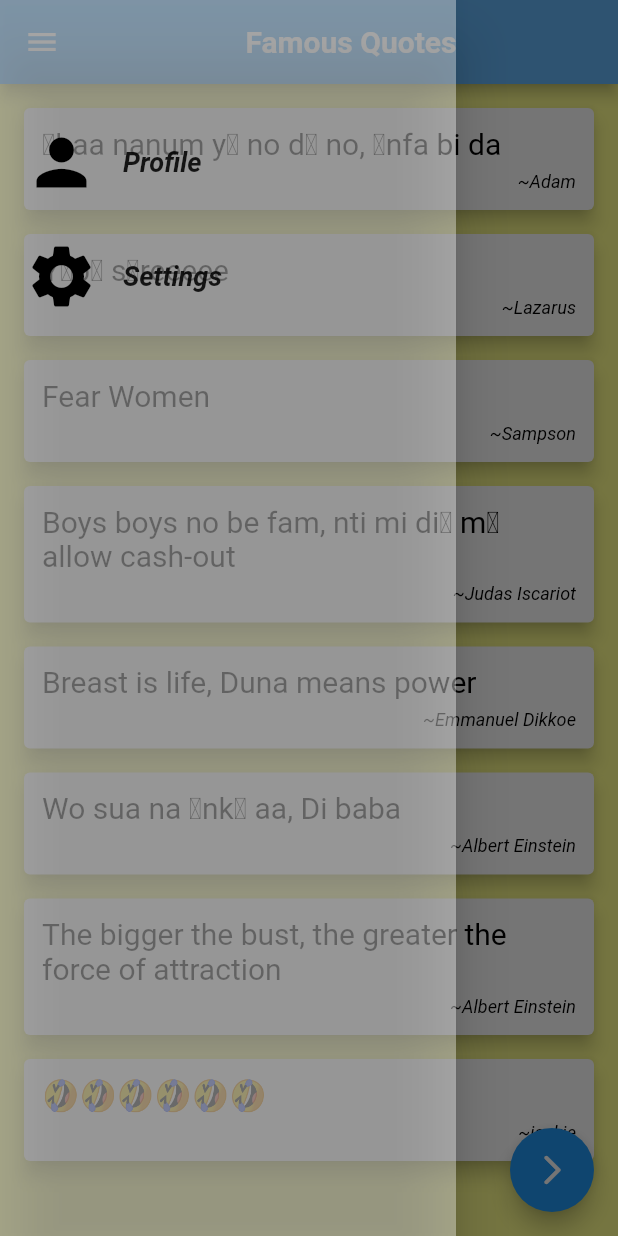
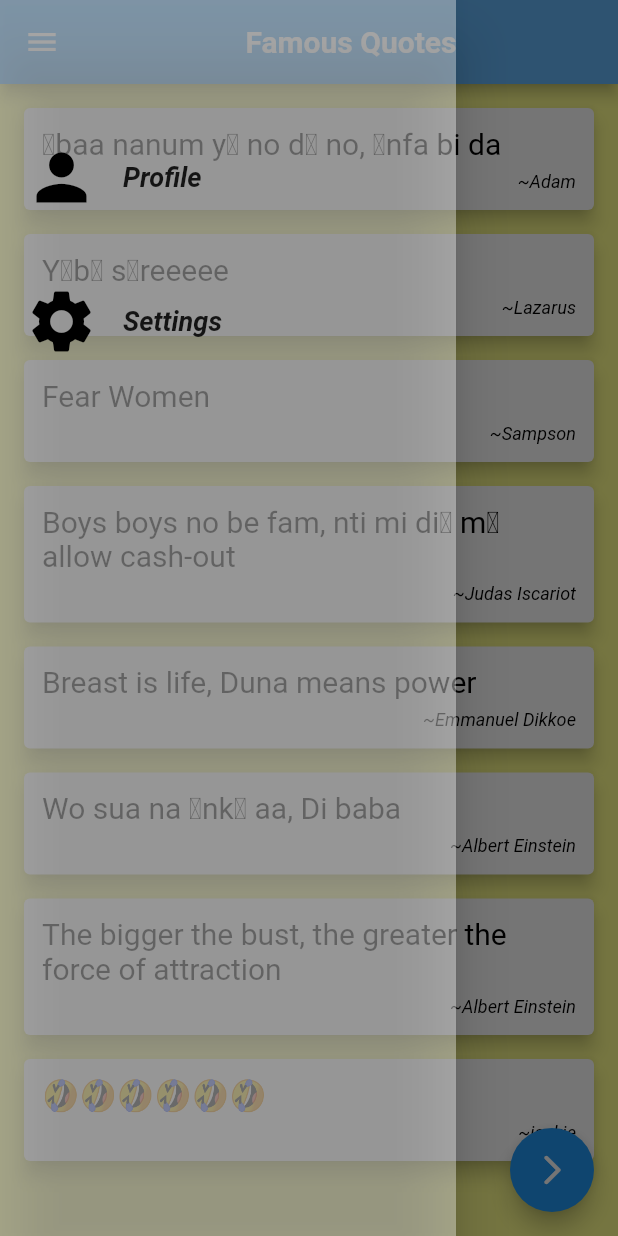
Before and after one commit to Aquarius-blake/level2, a Flutter app: the screen it shows after launch, with the side drawer open, on a phone screen of 412 x 824 dp. Run offline on Flutter 3.47's test engine with Material 2 defaults, Android fonts, the phone set to English and light mode, and no system bars.

```diff
--- a/lib/main.dart
+++ b/lib/main.dart
@@ -83,7 +83,7 @@ class _QuotesState extends State<Quotes> {
 
         child: Column(
           children: <Widget>[
-            SizedBox(height: 80,),
+            SizedBox(height: 90,),
             ListTile(
               leading: Icon(Icons.person,color: Colors.black, size:50.0,),
               title: Text(
@@ -100,7 +100,7 @@ onTap: (){
                 Navigator.pushNamed(context, '/another');
 },
             ),
-            SizedBox(height: 20.0,),
+            SizedBox(height: 40.0,),
             ListTile(
               leading: Icon(Icons.settings,color: Colors.black, size:50.0,),
               title: Text(
```
